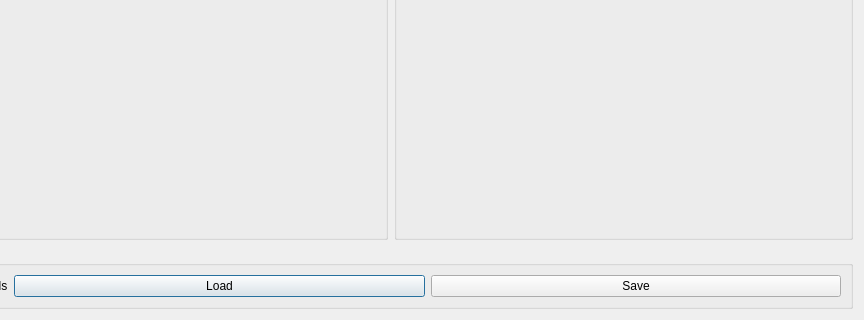
Qt form mainwindow.ui (Flawededge/OpenCV_Python) before a commit; both pictures show x 83 to 947 and y 358 to 678 of the 947 by 678 pixel window.
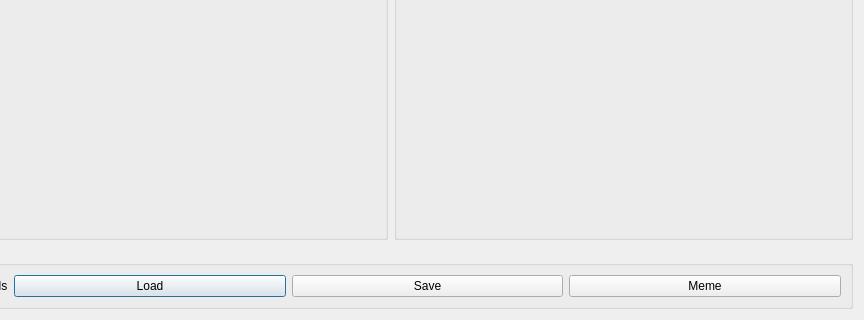
The same form after that commit.

Diff of the .ui file:
```diff
--- a/mainwindow.ui
+++ b/mainwindow.ui
@@ -160,6 +160,13 @@
             </property>
            </widget>
           </item>
+          <item>
+           <widget class="QPushButton" name="bMeme">
+            <property name="text">
+             <string>Meme</string>
+            </property>
+           </widget>
+          </item>
          </layout>
         </item>
        </layout>
```
